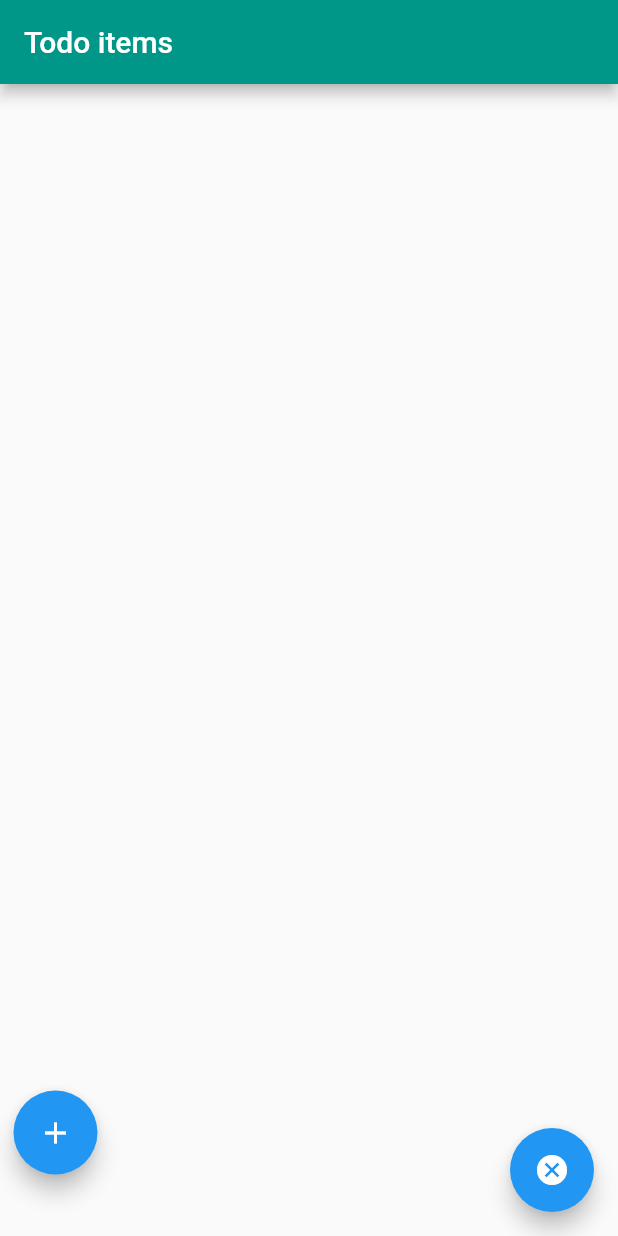
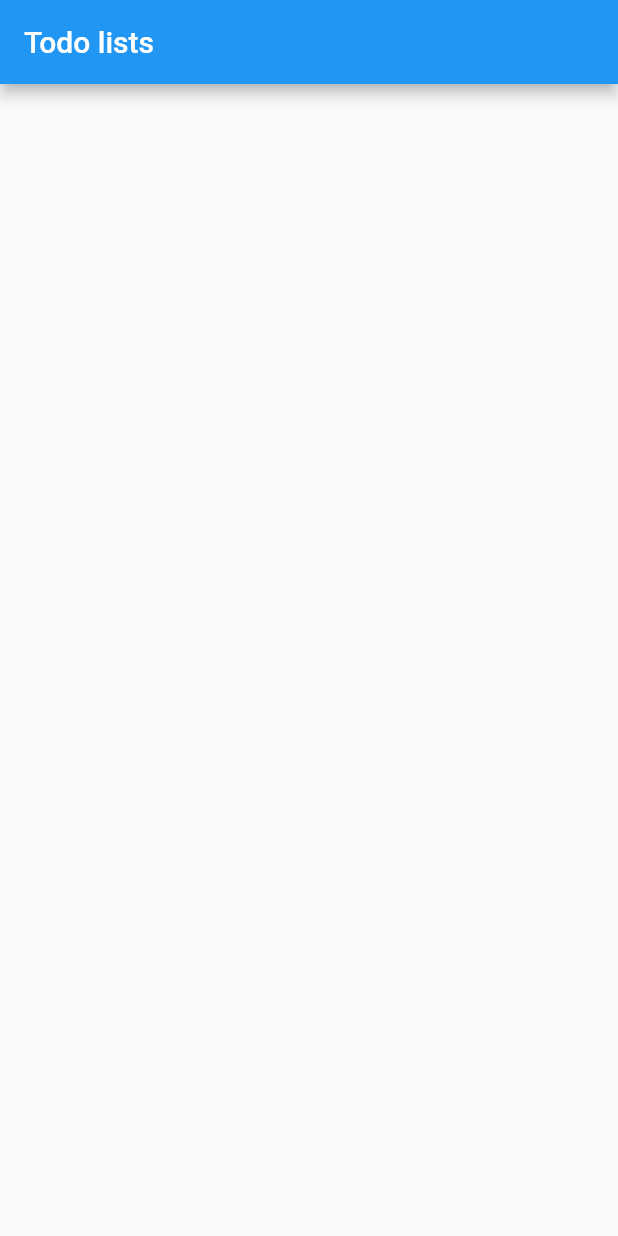
Before and after one commit to jcheron/flutter-todos, a Flutter app: the screen it shows after launch, on a phone screen of 412 x 824 dp. Run offline on Flutter 3.47's test engine with Material 2 defaults, Android fonts, the phone set to English and light mode, and no system bars.

```diff
--- a/lib/main.dart
+++ b/lib/main.dart
@@ -1,4 +1,6 @@
 import 'package:firstapp/models/Todo.dart';
+import 'package:firstapp/pages/HomePage.dart';
+import 'package:firstapp/pages/TodoListPage.dart';
 import 'package:firstapp/providers/TodoListModel.dart';
 import 'package:flutter/material.dart';
 import 'package:provider/provider.dart';
@@ -15,136 +17,15 @@ class MyApp extends StatelessWidget {
   @override
   Widget build(BuildContext context) {
     return MaterialApp(
-      title: 'Flutter Demo',
+      title: 'Todos lists application',
       theme: ThemeData(
         primarySwatch: Colors.blue,
       ),
-      home: const MyHomePage(title: 'Todo items'),
+      initialRoute: '/',
+      routes: {
+        '/': (context) => const HomePage(),
+        '/todos': (context) => const TodoListPage(title: 'Todos'),
+      },
     );
   }
 }
-
-class MyHomePage extends StatefulWidget {
-  const MyHomePage({Key? key, required this.title}) : super(key: key);
-  final String title;
-
-  @override
-  State<MyHomePage> createState() => _MyHomePageState();
-}
-
-class _MyHomePageState extends State<MyHomePage> {
-  String itemValue = '';
-
-  Future<String?> addItemDialog([int index = -1]) {
-    return showDialog<String>(
-      context: context,
-      builder: (BuildContext context) => FocusTraversalGroup(
-          child: AlertDialog(
-        title: const Text('Todo element'),
-        content: Consumer<TodoListModel>(builder: (context, todoList, child) {
-          return Row(mainAxisSize: MainAxisSize.min, children: [
-            Checkbox(
-                value: todoList.getItem(index).checked,
-                onChanged: todoList.toggleCheck(index)),
-            Flexible(
-                child: TextFormField(
-                    autofocus: true,
-                    initialValue:
-                        (index == -1) ? '' : todoList.getItem(index).name,
-                    onChanged: (value) {
-                      itemValue = value;
-                    }))
-          ]);
-        }),
-        actions: <Widget>[
-          TextButton(
-            onPressed: () => Navigator.pop(context, 'Cancel'),
-            child: const Text('Cancel'),
-          ),
-          Consumer<TodoListModel>(builder: (context, todoList, child) {
-            return TextButton(
-              onPressed: () {
-                todoList.insertOrUpdate(index, itemValue);
-                Navigator.pop(context, 'Okay');
-              },
-              child: const Text('Okay'),
-            );
-          }),
-        ],
-      )),
-    );
-  }
-
-  @override
-  Widget build(BuildContext context) {
-    return Scaffold(
-        appBar: AppBar(
-          title: Text(widget.title),
-          backgroundColor: Colors.teal,
-        ),
-        body: Consumer<TodoListModel>(builder: (context, todolist, child) {
-          List<Todo> todos = todolist.todos;
-          return ListView.builder(
-              padding: const EdgeInsets.all(8),
-              itemCount: todos.length,
-              itemBuilder: (BuildContext context, int index) {
-                return ListTile(
-                  leading: Row(
-                    mainAxisSize: MainAxisSize.min,
-                    children: [
-                      Icon(
-                        Icons.apps,
-                      ),
-                      Checkbox(
-                          value: todos[index].checked,
-                          onChanged: (value) {
-                            todolist.toggleCheck(index);
-                          })
-                    ],
-                  ),
-                  title: Text(todos[index].name),
-                  dense: false,
-                  trailing:
-                      Row(mainAxisSize: MainAxisSize.min, children: <Widget>[
-                    IconButton(
-                      icon: Icon(Icons.edit),
-                      onPressed: () {
-                        addItemDialog(index);
-                      },
-                    ),
-                    IconButton(
-                      icon: Icon(Icons.clear),
-                      onPressed: () {
-                        todolist.remove(index);
-                      },
-                    ),
-                  ]),
-                );
-              });
-        }),
-        floatingActionButton: Stack(children: <Widget>[
-          Align(
-            alignment: Alignment.bottomLeft,
-            child: Padding(
-              padding: EdgeInsets.all(25.0),
-              child: FloatingActionButton(
-                onPressed: addItemDialog,
-                tooltip: 'Increment',
-                child: const Icon(Icons.add),
-              ),
-            ),
-          ),
-          Align(
-            alignment: Alignment.bottomRight,
-            child: Consumer<TodoListModel>(builder: (context, todoList, child) {
-              return FloatingActionButton(
-                  child: const Icon(Icons.cancel),
-                  onPressed: () {
-                    todoList.clear();
-                  });
-            }),
-          ),
-        ]) // This trailing comma makes auto-formatting nicer for build methods.
-        );
-  }
-}
--- /dev/null
+++ b/lib/pages/HomePage.dart
@@ -0,0 +1,15 @@
+import 'package:flutter/material.dart';
+
+class HomePage extends StatelessWidget {
+  const HomePage({Key? key}) : super(key: key);
+
+  @override
+  Widget build(BuildContext context) {
+    return Scaffold(
+      appBar: AppBar(
+        title: const Text('Todo lists'),
+      ),
+      body: Center(),
+    );
+  }
+}
```
Also changed, not shown: lib/pages/TodoListPage.dart (added, +129 -0 lines), lib/providers/TodoListModel.dart (+26 -0 lines).
